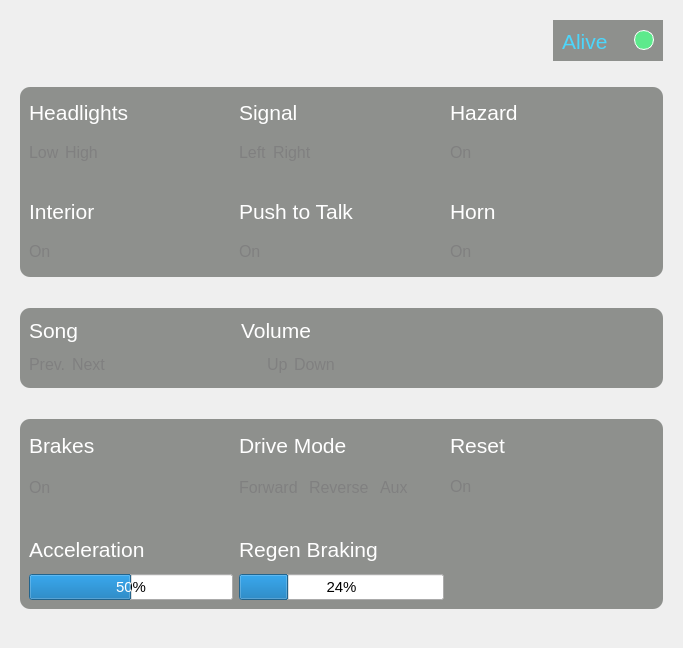
Before: the Qt Designer form src/ViewLayer/DebugDisplay/ControlPage/ControlUi/ControlUi.ui in UCSolarCarTeam/Epsilon-Dashboard, drawn with Qt 5.
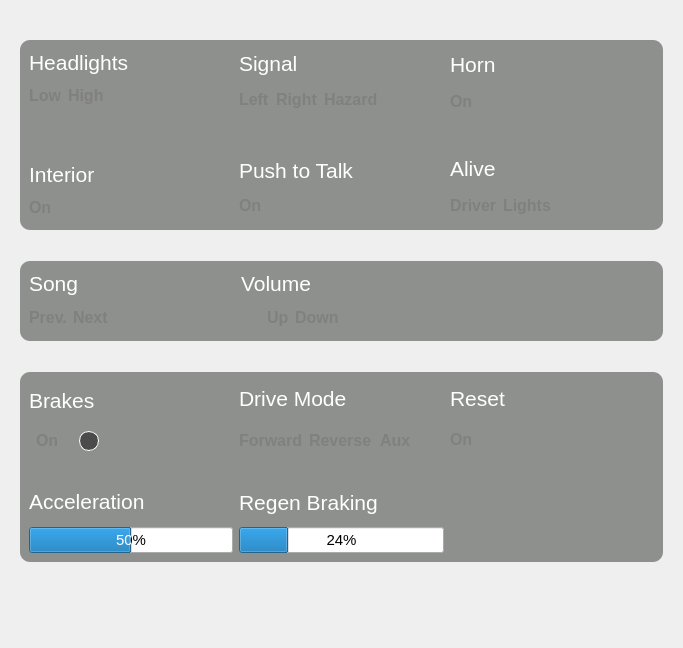
After: the same form once the commit is applied. Icons and pictures are not drawn.

Commit message: Control Debug Display

What changed in the file:
```diff
--- a/src/ViewLayer/DebugDisplay/ControlPage/ControlUi/ControlUi.ui
+++ b/src/ViewLayer/DebugDisplay/ControlPage/ControlUi/ControlUi.ui
@@ -28,66 +28,6 @@
    <item>
     <widget class="QWidget" name="widget_6" native="true">
      <layout class="QVBoxLayout" name="verticalLayout_12">
-      <item>
-       <widget class="QWidget" name="aliveBlock" native="true">
-        <property name="sizePolicy">
-         <sizepolicy hsizetype="Fixed" vsizetype="Fixed">
-          <horstretch>0</horstretch>
-          <verstretch>0</verstretch>
-         </sizepolicy>
-        </property>
-        <property name="minimumSize">
-         <size>
-          <width>25</width>
-          <height>15</height>
-         </size>
-        </property>
-        <property name="maximumSize">
-         <size>
-          <width>110</width>
-          <height>41</height>
-         </size>
-        </property>
-        <property name="layoutDirection">
-         <enum>Qt::RightToLeft</enum>
-        </property>
-        <property name="styleSheet">
-         <string notr="true">QWidget#aliveBlock{
-background-color: rgba(85, 87, 83,160);
-}</string>
-        </property>
-        <layout class="QHBoxLayout" name="horizontalLayout_13">
-         <item>
-          <widget class="QWidget" name="aliveIndicator" native="true">
-           <property name="sizePolicy">
-            <sizepolicy hsizetype="Fixed" vsizetype="Fixed">
-             <horstretch>0</horstretch>
-             <verstretch>0</verstretch>
-            </sizepolicy>
-           </property>
-           <property name="minimumSize">
-            <size>
-             <width>20</width>
-             <height>20</height>
-            </size>
-           </property>
-           <property name="styleSheet">
-            <string notr="true">background-color:rgb(93,234,140);
-border-radius: 10px;
-border: 1px solid white;</string>
-           </property>
-          </widget>
-         </item>
-         <item>
-          <widget class="QLabel" name="label_28">
-           <property name="text">
-            <string>&lt;html&gt;&lt;head/&gt;&lt;body&gt;&lt;p&gt;&lt;span style=&quot; font-size:16pt; color:#4cd6fb;&quot;&gt;Alive&lt;/span&gt;&lt;/p&gt;&lt;/body&gt;&lt;/html&gt;</string>
-           </property>
-          </widget>
-         </item>
-        </layout>
-       </widget>
-      </item>
       <item>
        <spacer name="verticalSpacer_6">
         <property name="orientation">
@@ -168,7 +108,7 @@
 </string>
                  </property>
                  <property name="text">
-                  <string>&lt;html&gt;&lt;head/&gt;&lt;body&gt;&lt;p&gt;&lt;span style=&quot; font-size:12pt; &quot;&gt;Low&lt;/span&gt;&lt;/p&gt;&lt;/body&gt;&lt;/html&gt;</string>
+                  <string>&lt;html&gt;&lt;head/&gt;&lt;body&gt;&lt;p&gt;&lt;span style=&quot; font-size:12pt; font-weight:600;&quot;&gt;Low&lt;/span&gt;&lt;/p&gt;&lt;/body&gt;&lt;/html&gt;</string>
                  </property>
                 </widget>
                </item>
@@ -183,7 +123,7 @@
                   <string notr="true">color: grey;</string>
                  </property>
                  <property name="text">
-                  <string>&lt;html&gt;&lt;head/&gt;&lt;body&gt;&lt;p&gt;&lt;span style=&quot; font-size:12pt; &quot;&gt;High&lt;/span&gt;&lt;/p&gt;&lt;/body&gt;&lt;/html&gt;</string>
+                  <string>&lt;html&gt;&lt;head/&gt;&lt;body&gt;&lt;p&gt;&lt;span style=&quot; font-size:12pt; font-weight:600;&quot;&gt;High&lt;/span&gt;&lt;/p&gt;&lt;/body&gt;&lt;/html&gt;</string>
                  </property>
                 </widget>
                </item>
@@ -203,20 +143,59 @@
               </layout>
              </item>
              <item>
-              <spacer name="verticalSpacer">
-               <property name="orientation">
-                <enum>Qt::Vertical</enum>
-               </property>
-               <property name="sizeType">
-                <enum>QSizePolicy::Fixed</enum>
-               </property>
-               <property name="sizeHint" stdset="0">
-                <size>
-                 <width>20</width>
-                 <height>20</height>
-                </size>
-               </property>
-              </spacer>
+              <layout class="QHBoxLayout" name="horizontalLayout_17">
+               <item>
+                <widget class="QLabel" name="lowBeamLabel">
+                 <property name="sizePolicy">
+                  <sizepolicy hsizetype="Fixed" vsizetype="Fixed">
+                   <horstretch>200</horstretch>
+                   <verstretch>0</verstretch>
+                  </sizepolicy>
+                 </property>
+                 <property name="minimumSize">
+                  <size>
+                   <width>40</width>
+                   <height>40</height>
+                  </size>
+                 </property>
+                 <property name="styleSheet">
+                  <string notr="true">image: url(:/Resources/LowHeadlightOff.png);</string>
+                 </property>
+                 <property name="text">
+                  <string/>
+                 </property>
+                </widget>
+               </item>
+               <item>
+                <widget class="QLabel" name="highBeamlabel">
+                 <property name="minimumSize">
+                  <size>
+                   <width>40</width>
+                   <height>40</height>
+                  </size>
+                 </property>
+                 <property name="styleSheet">
+                  <string notr="true">image: url(:/Resources/HighHeadlightOff.png);</string>
+                 </property>
+                 <property name="text">
+                  <string/>
+                 </property>
+                </widget>
+               </item>
+               <item>
+                <spacer name="horizontalSpacer_8">
+                 <property name="orientation">
+                  <enum>Qt::Horizontal</enum>
+                 </property>
+                 <property name="sizeHint" stdset="0">
+                  <size>
+                   <width>40</width>
+                   <height>20</height>
+                  </size>
+                 </property>
+                </spacer>
+               </item>
+              </layout>
              </item>
              <item>
               <layout class="QHBoxLayout" name="horizontalLayout_24">
@@ -250,7 +229,7 @@
                   <string notr="true">color: grey;</string>
                  </property>
                  <property name="text">
-                  <string>&lt;html&gt;&lt;head/&gt;&lt;body&gt;&lt;p&gt;&lt;span style=&quot; font-size:12pt; &quot;&gt;On&lt;/span&gt;&lt;/p&gt;&lt;/body&gt;&lt;/html&gt;</string>
+                  <string>&lt;html&gt;&lt;head/&gt;&lt;body&gt;&lt;p&gt;&lt;span style=&quot; font-size:12pt; font-weight:600;&quot;&gt;On&lt;/span&gt;&lt;/p&gt;&lt;/body&gt;&lt;/html&gt;</string>
                  </property>
                 </widget>
                </item>
@@ -306,7 +285,7 @@
                   <string notr="true">color: grey;</string>
                  </property>
                  <property name="text">
-                  <string>&lt;html&gt;&lt;head/&gt;&lt;body&gt;&lt;p&gt;&lt;span style=&quot; font-size:12pt; &quot;&gt;Left&lt;/span&gt;&lt;/p&gt;&lt;/body&gt;&lt;/html&gt;</string>
+                  <string>&lt;html&gt;&lt;head/&gt;&lt;body&gt;&lt;p&gt;&lt;span style=&quot; font-size:12pt; font-weight:600;&quot;&gt;Left&lt;/span&gt;&lt;/p&gt;&lt;/body&gt;&lt;/html&gt;</string>
                  </property>
                 </widget>
                </item>
@@ -321,7 +300,22 @@
                   <string notr="true">color: grey;</string>
                  </property>
                  <property name="text">
-                  <string>&lt;html&gt;&lt;head/&gt;&lt;body&gt;&lt;p&gt;&lt;span style=&quot; font-size:12pt; &quot;&gt;Right&lt;/span&gt;&lt;/p&gt;&lt;/body&gt;&lt;/html&gt;</string>
+                  <string>&lt;html&gt;&lt;head/&gt;&lt;body&gt;&lt;p&gt;&lt;span style=&quot; font-size:12pt; font-weight:600;&quot;&gt;Right&lt;/span&gt;&lt;/p&gt;&lt;/body&gt;&lt;/html&gt;</string>
+                 </property>
+                </widget>
+               </item>
+               <item>
+                <widget class="QLabel" name="hazardOnLabel">
+                 <property name="font">
+                  <font>
+                   <pointsize>9</pointsize>
+                  </font>
+                 </property>
+                 <property name="styleSheet">
+                  <string notr="true">color: grey;</string>
+                 </property>
+                 <property name="text">
+                  <string>&lt;html&gt;&lt;head/&gt;&lt;body&gt;&lt;p&gt;&lt;span style=&quot; font-size:12pt; font-weight:600;&quot;&gt;Hazard&lt;/span&gt;&lt;/p&gt;&lt;/body&gt;&lt;/html&gt;</string>
                  </property>
                 </widget>
                </item>
@@ -341,20 +335,81 @@
               </layout>
              </item>
              <item>
-              <spacer name="verticalSpacer_2">
-               <property name="orientation">
-                <enum>Qt::Vertical</enum>
-               </property>
-               <property name="sizeType">
-                <enum>QSizePolicy::Fixed</enum>
-               </property>
-               <property name="sizeHint" stdset="0">
-                <size>
-                 <width>20</width>
-                 <height>20</height>
-                </size>
-               </property>
-              </spacer>
+              <layout class="QHBoxLayout" name="horizontalLayout_19">
+               <item>
+                <widget class="QLabel" name="LeftSignalActiveLabel">
+                 <property name="sizePolicy">
+                  <sizepolicy hsizetype="Minimum" vsizetype="Minimum">
+                   <horstretch>0</horstretch>
+                   <verstretch>0</verstretch>
+                  </sizepolicy>
+                 </property>
+                 <property name="minimumSize">
+                  <size>
+                   <width>30</width>
+                   <height>30</height>
+                  </size>
+                 </property>
+                 <property name="maximumSize">
+                  <size>
+                   <width>30</width>
+                   <height>30</height>
+                  </size>
+                 </property>
+                 <property name="styleSheet">
+                  <string notr="true">image: url(:/Resources/TurnSignalLeftOff.png);</string>
+                 </property>
+                 <property name="text">
+                  <string/>
+                 </property>
+                </widget>
+               </item>
+               <item>
+                <spacer name="horizontalSpacer_10">
+                 <property name="orientation">
+                  <enum>Qt::Horizontal</enum>
+                 </property>
+                 <property name="sizeType">
+                  <enum>QSizePolicy::Fixed</enum>
+                 </property>
+                 <property name="sizeHint" stdset="0">
+                  <size>
+                   <width>10</width>
+                   <height>20</height>
+                  </size>
+                 </property>
+                </spacer>
+               </item>
+               <item>
+                <widget class="QLabel" name="RightSignalActiveLabel">
+                 <property name="minimumSize">
+                  <size>
+                   <width>30</width>
+                   <height>30</height>
+                  </size>
+                 </property>
+                 <property name="styleSheet">
+                  <string notr="true">image: url(:/Resources/TurnSignalRightOff.png);</string>
+                 </property>
+                 <property name="text">
+                  <string/>
+                 </property>
+                </widget>
+               </item>
+               <item>
+                <spacer name="horizontalSpacer_9">
+                 <property name="orientation">
+                  <enum>Qt::Horizontal</enum>
+                 </property>
+                 <property name="sizeHint" stdset="0">
+                  <size>
+                   <width>40</width>
+                   <height>20</height>
+                  </size>
+                 </property>
+                </spacer>
+               </item>
+              </layout>
              </item>
              <item>
               <layout class="QHBoxLayout" name="horizontalLayout_22">
@@ -388,7 +443,7 @@
                   <string notr="true">color: grey;</string>
                  </property>
                  <property name="text">
-                  <string>&lt;html&gt;&lt;head/&gt;&lt;body&gt;&lt;p&gt;&lt;span style=&quot; font-size:12pt; &quot;&gt;On&lt;/span&gt;&lt;/p&gt;&lt;/body&gt;&lt;/html&gt;</string>
+                  <string>&lt;html&gt;&lt;head/&gt;&lt;body&gt;&lt;p&gt;&lt;span style=&quot; font-size:12pt; font-weight:600;&quot;&gt;On&lt;/span&gt;&lt;/p&gt;&lt;/body&gt;&lt;/html&gt;</string>
                  </property>
                 </widget>
                </item>
@@ -414,73 +469,6 @@
              <item>
               <layout class="QHBoxLayout" name="horizontalLayout_21">
                <item>
-                <widget class="QLabel" name="hazardLabel">
-                 <property name="font">
-                  <font>
-                   <pointsize>11</pointsize>
-                  </font>
-                 </property>
-                 <property name="styleSheet">
-                  <string notr="true">color: white;</string>
-                 </property>
-                 <property name="text">
-                  <string>&lt;html&gt;&lt;head/&gt;&lt;body&gt;&lt;p&gt;&lt;span style=&quot; font-size:16pt;&quot;&gt;Hazard&lt;/span&gt;&lt;/p&gt;&lt;/body&gt;&lt;/html&gt;</string>
-                 </property>
-                </widget>
-               </item>
-              </layout>
-             </item>
-             <item>
-              <layout class="QHBoxLayout" name="horizontalLayout_9">
-               <item>
-                <widget class="QLabel" name="hazardOnLabel">
-                 <property name="font">
-                  <font>
-                   <pointsize>9</pointsize>
-                  </font>
-                 </property>
-                 <property name="styleSheet">
-                  <string notr="true">color: grey;</string>
-                 </property>
-                 <property name="text">
-                  <string>&lt;html&gt;&lt;head/&gt;&lt;body&gt;&lt;p&gt;&lt;span style=&quot; font-size:12pt; &quot;&gt;On&lt;/span&gt;&lt;/p&gt;&lt;/body&gt;&lt;/html&gt;</string>
-                 </property>
-                </widget>
-               </item>
-               <item>
-                <spacer name="horizontalSpacer_4">
-                 <property name="orientation">
-                  <enum>Qt::Horizontal</enum>
-                 </property>
-                 <property name="sizeHint" stdset="0">
-                  <size>
-                   <width>40</width>
-                   <height>20</height>
-                  </size>
-                 </property>
-                </spacer>
-               </item>
-              </layout>
-             </item>
-             <item>
-              <spacer name="verticalSpacer_3">
-               <property name="orientation">
-                <enum>Qt::Vertical</enum>
-               </property>
-               <property name="sizeType">
-                <enum>QSizePolicy::Fixed</enum>
-               </property>
-               <property name="sizeHint" stdset="0">
-                <size>
-                 <width>20</width>
-                 <height>20</height>
-                </size>
-               </property>
-              </spacer>
-             </item>
-             <item>
-              <layout class="QHBoxLayout" name="horizontalLayout_23">
-               <item>
                 <widget class="QLabel" name="hornLabel">
                  <property name="styleSheet">
                   <string notr="true">color: white;</string>
@@ -493,7 +481,7 @@
               </layout>
              </item>
              <item>
-              <layout class="QHBoxLayout" name="horizontalLayout_10">
+              <layout class="QHBoxLayout" name="horizontalLayout_9">
                <item>
                 <widget class="QLabel" name="hornOnLabel">
                  <property name="font">
@@ -505,12 +493,79 @@
                   <string notr="true">color: grey;</string>
                  </property>
                  <property name="text">
-                  <string>&lt;html&gt;&lt;head/&gt;&lt;body&gt;&lt;p&gt;&lt;span style=&quot; font-size:12pt; &quot;&gt;On&lt;/span&gt;&lt;/p&gt;&lt;/body&gt;&lt;/html&gt;</string>
+                  <string>&lt;html&gt;&lt;head/&gt;&lt;body&gt;&lt;p&gt;&lt;span style=&quot; font-size:12pt; font-weight:600;&quot;&gt;On&lt;/span&gt;&lt;/p&gt;&lt;/body&gt;&lt;/html&gt;</string>
                  </property>
                 </widget>
                </item>
                <item>
-                <spacer name="horizontalSpacer_26">
+                <spacer name="horizontalSpacer_4">
+                 <property name="orientation">
+                  <enum>Qt::Horizontal</enum>
+                 </property>
+                 <property name="sizeHint" stdset="0">
+                  <size>
+                   <width>40</width>
+                   <height>20</height>
+                  </size>
+                 </property>
+                </spacer>
+               </item>
+              </layout>
+             </item>
+             <item>
+              <spacer name="verticalSpacer">
+               <property name="orientation">
+                <enum>Qt::Vertical</enum>
+               </property>
+               <property name="sizeType">
+                <enum>QSizePolicy::Fixed</enum>
+               </property>
+               <property name="sizeHint" stdset="0">
+                <size>
+                 <width>20</width>
+                 <height>29</height>
+                </size>
+               </property>
+              </spacer>
+             </item>
+             <item>
+              <layout class="QHBoxLayout" name="horizontalLayout_25">
+               <item>
+                <widget class="QLabel" name="label_28">
+                 <property name="styleSheet">
+                  <string notr="true">color: white;</string>
+                 </property>
+                 <property name="text">
+                  <string>&lt;html&gt;&lt;head/&gt;&lt;body&gt;&lt;p&gt;&lt;span style=&quot; font-size:16pt; &quot;&gt;Alive&lt;/span&gt;&lt;/p&gt;&lt;/body&gt;&lt;/html&gt;</string>
+                 </property>
+                </widget>
+               </item>
+              </layout>
+             </item>
+             <item>
+              <layout class="QHBoxLayout" name="horizontalLayout_31">
+               <item>
+                <widget class="QLabel" name="aliveIndicator">
+                 <property name="styleSheet">
+                  <string notr="true">color: grey;</string>
+                 </property>
+                 <property name="text">
+                  <string>&lt;html&gt;&lt;head/&gt;&lt;body&gt;&lt;p&gt;&lt;span style=&quot; font-size:12pt; font-weight:600;&quot;&gt;Driver&lt;/span&gt;&lt;/p&gt;&lt;/body&gt;&lt;/html&gt;</string>
+                 </property>
+                </widget>
+               </item>
+               <item>
+                <widget class="QLabel" name="lightsIndicator">
+                 <property name="styleSheet">
+                  <string notr="true">color: grey;</string>
+                 </property>
+                 <property name="text">
+                  <string>&lt;html&gt;&lt;head/&gt;&lt;body&gt;&lt;p&gt;&lt;span style=&quot; font-size:12pt; font-weight:600;&quot;&gt;Lights&lt;/span&gt;&lt;/p&gt;&lt;/body&gt;&lt;/html&gt;</string>
+                 </property>
+                </widget>
+               </item>
+               <item>
+                <spacer name="horizontalSpacer_12">
                  <property name="orientation">
                   <enum>Qt::Horizontal</enum>
                  </property>
@@ -605,7 +660,7 @@
                   <string notr="true">color: grey;</string>
                  </property>
                  <property name="text">
-                  <string>&lt;html&gt;&lt;head/&gt;&lt;body&gt;&lt;p&gt;&lt;span style=&quot; font-size:12pt; &quot;&gt;Prev.&lt;/span&gt;&lt;/p&gt;&lt;/body&gt;&lt;/html&gt;</string>
+                  <string>&lt;html&gt;&lt;head/&gt;&lt;body&gt;&lt;p&gt;&lt;span style=&quot; font-size:12pt; font-weight:600;&quot;&gt;Prev.&lt;/span&gt;&lt;/p&gt;&lt;/body&gt;&lt;/html&gt;</string>
                  </property>
                 </widget>
                </item>
@@ -620,7 +675,7 @@
                   <string notr="true">color: grey;</string>
                  </property>
                  <property name="text">
-                  <string>&lt;html&gt;&lt;head/&gt;&lt;body&gt;&lt;p&gt;&lt;span style=&quot; font-size:12pt; &quot;&gt;Next&lt;/span&gt;&lt;/p&gt;&lt;/body&gt;&lt;/html&gt;</string>
+                  <string>&lt;html&gt;&lt;head/&gt;&lt;body&gt;&lt;p&gt;&lt;span style=&quot; font-size:12pt; font-weight:600;&quot;&gt;Next&lt;/span&gt;&lt;/p&gt;&lt;/body&gt;&lt;/html&gt;</string>
                  </property>
                 </widget>
                </item>
@@ -700,7 +755,7 @@
                   <string notr="true">color: grey;</string>
                  </property>
                  <property name="text">
-                  <string>&lt;html&gt;&lt;head/&gt;&lt;body&gt;&lt;p&gt;&lt;span style=&quot; font-size:12pt; &quot;&gt;Up&lt;/span&gt;&lt;/p&gt;&lt;/body&gt;&lt;/html&gt;</string>
+                  <string>&lt;html&gt;&lt;head/&gt;&lt;body&gt;&lt;p&gt;&lt;span style=&quot; font-size:12pt; font-weight:600;&quot;&gt;Up&lt;/span&gt;&lt;/p&gt;&lt;/body&gt;&lt;/html&gt;</string>
                  </property>
                 </widget>
                </item>
@@ -715,7 +770,7 @@
                   <string notr="true">color: grey;</string>
                  </property>
                  <property name="text">
-                  <string>&lt;html&gt;&lt;head/&gt;&lt;body&gt;&lt;p&gt;&lt;span style=&quot; font-size:12pt;&quot;&gt;Down&lt;/span&gt;&lt;/p&gt;&lt;/body&gt;&lt;/html&gt;</string>
+                  <string>&lt;html&gt;&lt;head/&gt;&lt;body&gt;&lt;p&gt;&lt;span style=&quot; font-size:12pt; font-weight:600;&quot;&gt;Down&lt;/span&gt;&lt;/p&gt;&lt;/body&gt;&lt;/html&gt;</string>
                  </property>
                 </widget>
                </item>
@@ -801,22 +856,72 @@
               </widget>
              </item>
              <item>
-              <widget class="QLabel" name="brakesOnLabel">
-               <property name="font">
-                <font>
-                 <pointsize>9</pointsize>
-                </font>
-               </property>
-               <property name="styleSheet">
-                <string notr="true">color: grey;</string>
-               </property>
-               <property name="text">
-                <string>&lt;html&gt;&lt;head/&gt;&lt;body&gt;&lt;p&gt;&lt;span style=&quot; font-size:12pt; &quot;&gt;On&lt;/span&gt;&lt;/p&gt;&lt;/body&gt;&lt;/html&gt;</string>
-               </property>
-              </widget>
+              <layout class="QHBoxLayout" name="horizontalLayout_10">
+               <item>
+                <widget class="QLabel" name="brakesOnLabel">
+                 <property name="minimumSize">
+                  <size>
+                   <width>30</width>
+                   <height>30</height>
+                  </size>
+                 </property>
+                 <property name="maximumSize">
+                  <size>
+                   <width>20</width>
+                   <height>30</height>
+                  </size>
+                 </property>
+                 <property name="font">
+                  <font>
+                   <pointsize>9</pointsize>
+                  </font>
+                 </property>
+                 <property name="styleSheet">
+                  <string notr="true">color: grey;</string>
+                 </property>
+                 <property name="text">
+                  <string>&lt;html&gt;&lt;head/&gt;&lt;body&gt;&lt;p&gt;&lt;span style=&quot; font-size:12pt; font-weight:600;&quot;&gt;On&lt;/span&gt;&lt;/p&gt;&lt;/body&gt;&lt;/html&gt;</string>
+                 </property>
+                </widget>
+               </item>
+               <item>
+                <widget class="QLabel" name="brakesOnActiveLabel">
+                 <property name="maximumSize">
+                  <size>
+                   <width>20</width>
+                   <height>20</height>
+                  </size>
+                 </property>
+                 <property name="styleSheet">
+                  <string notr="true">background-color:rgb(75,75,75);
+border-radius: 10px;
+border: 1px solid white;</string>
+                 </property>
+                 <property name="text">
+                  <string/>
+                 </property>
+                </widget>
+               </item>
+               <item>
+                <spacer name="horizontalSpacer_11">
+                 <property name="orientation">
+                  <enum>Qt::Horizontal</enum>
+                 </property>
+                 <property name="sizeType">
+                  <enum>QSizePolicy::Fixed</enum>
+                 </property>
+                 <property name="sizeHint" stdset="0">
+                  <size>
+                   <width>125</width>
+                   <height>20</height>
+                  </size>
+                 </property>
+                </spacer>
+               </item>
+              </layout>
              </item>
              <item>
-              <spacer name="verticalSpacer_7">
+              <spacer name="verticalSpacer_2">
                <property name="orientation">
                 <enum>Qt::Vertical</enum>
                </property>
@@ -873,7 +978,7 @@
                   <string notr="true">color: grey;</string>
                  </property>
                  <property name="text">
-                  <string>&lt;html&gt;&lt;head/&gt;&lt;body&gt;&lt;p&gt;&lt;span style=&quot; font-size:12pt;&quot;&gt;Forward&lt;/span&gt;&lt;/p&gt;&lt;/body&gt;&lt;/html&gt;</string>
+                  <string>&lt;html&gt;&lt;head/&gt;&lt;body&gt;&lt;p&gt;&lt;span style=&quot; font-size:12pt; font-weight:600;&quot;&gt;Forward&lt;/span&gt;&lt;/p&gt;&lt;/body&gt;&lt;/html&gt;</string>
                  </property>
                 </widget>
                </item>
@@ -883,7 +988,7 @@
                   <string notr="true">color: grey;</string>
                  </property>
                  <property name="text">
-                  <string>&lt;html&gt;&lt;head/&gt;&lt;body&gt;&lt;p&gt;&lt;span style=&quot; font-size:12pt;&quot;&gt;Reverse&lt;/span&gt;&lt;/p&gt;&lt;/body&gt;&lt;/html&gt;</string>
+                  <string>&lt;html&gt;&lt;head/&gt;&lt;body&gt;&lt;p&gt;&lt;span style=&quot; font-size:12pt; font-weight:600;&quot;&gt;Reverse&lt;/span&gt;&lt;/p&gt;&lt;/body&gt;&lt;/html&gt;</string>
                  </property>
                 </widget>
                </item>
@@ -898,7 +1003,7 @@
                   <string notr="true">color: grey;</string>
                  </property>
                  <property name="text">
-                  <string>&lt;html&gt;&lt;head/&gt;&lt;body&gt;&lt;p&gt;&lt;span style=&quot; font-size:12pt;&quot;&gt;Aux&lt;/span&gt;&lt;/p&gt;&lt;/body&gt;&lt;/html&gt;</string>
+                  <string>&lt;html&gt;&lt;head/&gt;&lt;body&gt;&lt;p&gt;&lt;span style=&quot; font-size:12pt; font-weight:600;&quot;&gt;Aux&lt;/span&gt;&lt;/p&gt;&lt;/body&gt;&lt;/html&gt;</string>
                  </property>
                 </widget>
                </item>
@@ -960,7 +1065,7 @@
                 <string notr="true">color: grey;</string>
                </property>
                <property name="text">
-                <string>&lt;html&gt;&lt;head/&gt;&lt;body&gt;&lt;p&gt;&lt;span style=&quot; font-size:12pt; &quot;&gt;On&lt;/span&gt;&lt;/p&gt;&lt;/body&gt;&lt;/html&gt;</string>
+                <string>&lt;html&gt;&lt;head/&gt;&lt;body&gt;&lt;p&gt;&lt;span style=&quot; font-size:12pt; font-weight:600;&quot;&gt;On&lt;/span&gt;&lt;/p&gt;&lt;/body&gt;&lt;/html&gt;</string>
                </property>
               </widget>
              </item>
```
The commit also changes 13 other files.
